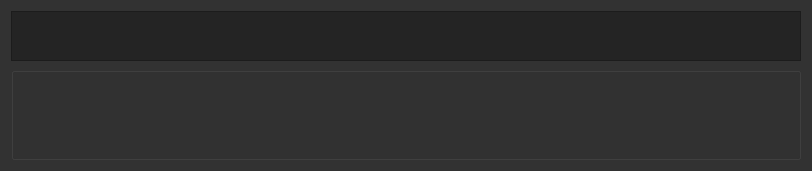
Above: resources/ui/QuestionForm.ui from WalterCM/QuizMan before the change. Below: the same form after it.
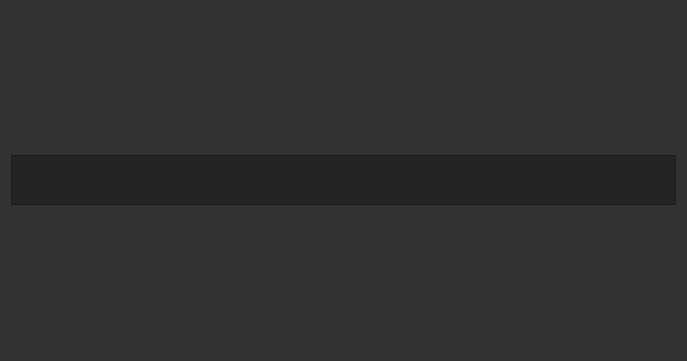
That is the form after the change. Icons and pictures are not drawn.

Commit message: Adds logic for the question images question editor almost finished

The edit to the form file:
```diff
--- a/resources/ui/QuestionForm.ui
+++ b/resources/ui/QuestionForm.ui
@@ -6,8 +6,8 @@
    <rect>
     <x>0</x>
     <y>0</y>
-    <width>812</width>
-    <height>171</height>
+    <width>687</width>
+    <height>361</height>
    </rect>
   </property>
   <property name="minimumSize">
@@ -507,11 +507,14 @@
     </widget>
    </item>
    <item row="1" column="0">
-    <widget class="QGroupBox" name="alternativesArea">
-     <property name="title">
-      <string/>
-     </property>
-    </widget>
+    <layout class="QHBoxLayout" name="horizontalLayout_2">
+     <item>
+      <layout class="QGridLayout" name="alternativeLayout"/>
+     </item>
+     <item>
+      <layout class="QGridLayout" name="imageLayout"/>
+     </item>
+    </layout>
    </item>
   </layout>
  </widget>
```
The commit also changes 21 other files.
